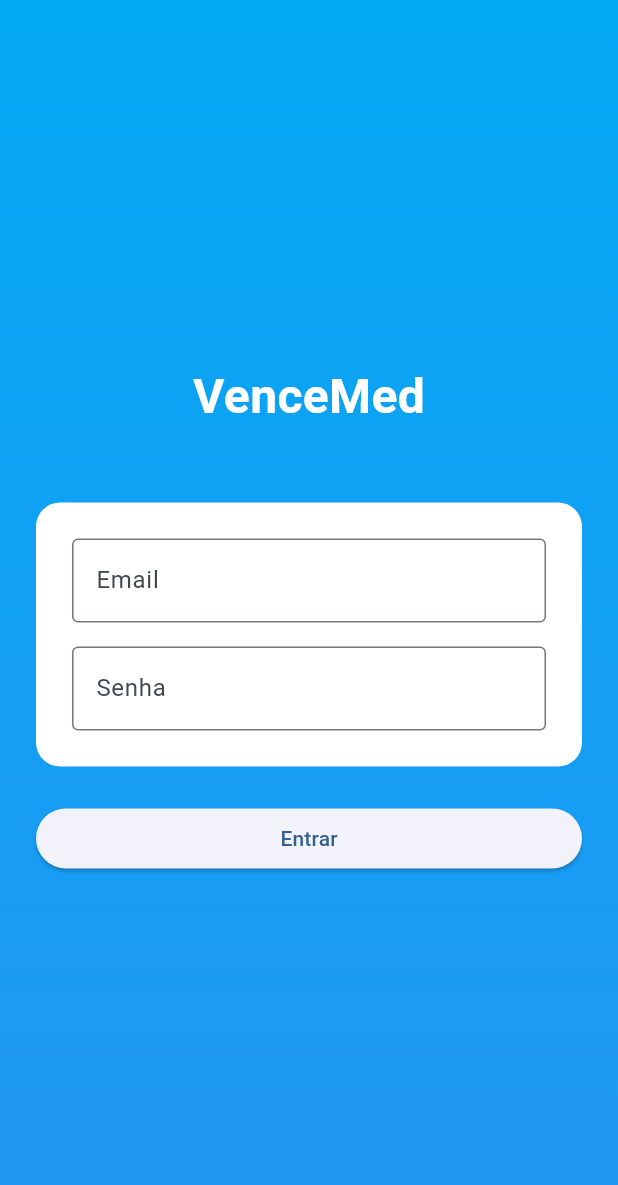
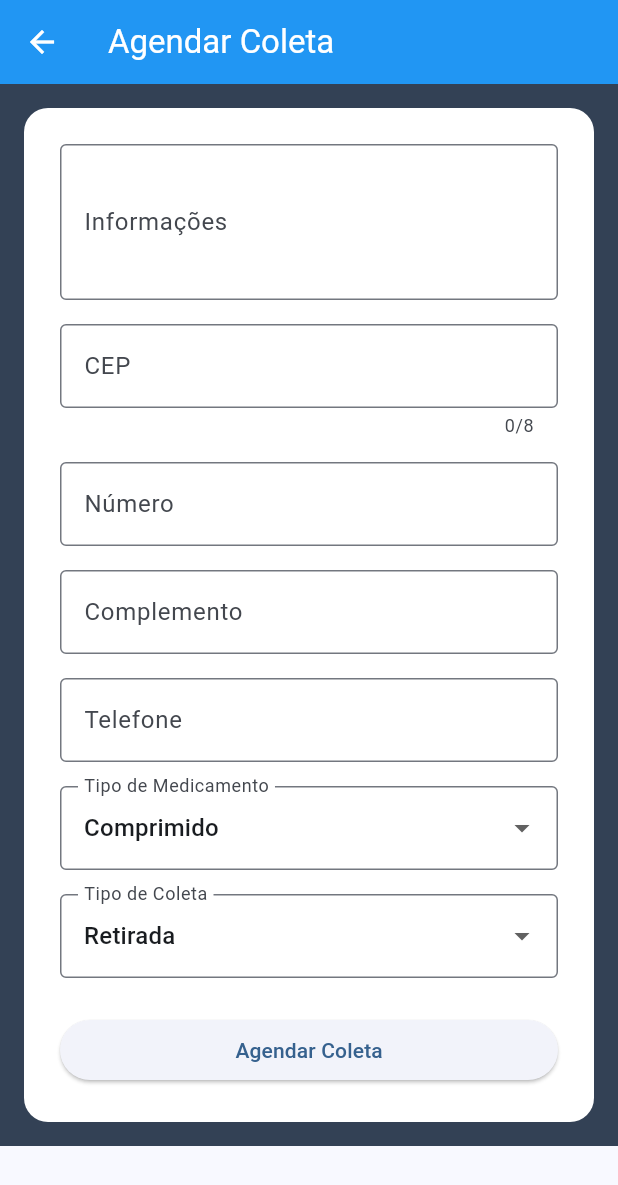
Before and after one commit to MarcosVed/VencemedMobile, a Flutter app: the screen it shows after launch, after a tap on "Entrar", on a phone screen of 412 x 824 dp. Shown: the top 1185 px of the screen. Run offline on Flutter 3.47's test engine with Material 3 defaults, Android fonts, the light colour scheme and no system bars.

Commit message:
13/08: tela de cadastro e de agendamento

```diff
--- /dev/null
+++ b/lib/agendamento_screen.dart
@@ -0,0 +1,137 @@
+import 'package:flutter/material.dart';
+
+class AgendamentoScreen extends StatefulWidget {
+  const AgendamentoScreen({super.key});
+
+  @override
+  State<AgendamentoScreen> createState() => _AgendamentoScreenState();
+}
+
+class _AgendamentoScreenState extends State<AgendamentoScreen> {
+  final _infoController = TextEditingController();
+  final _cepController = TextEditingController();
+  final _numeroController = TextEditingController();
+  final _complementoController = TextEditingController();
+  final _telefoneController = TextEditingController();
+
+  String _tipoMedicamento = 'COMPRIMIDO';
+  String _tipoColeta = 'RETIRADA';
+
+  void _agendar() {
+    print('Info: ${_infoController.text}');
+    print('CEP: ${_cepController.text}');
+    print('Número: ${_numeroController.text}');
+    print('Complemento: ${_complementoController.text}');
+    print('Telefone: ${_telefoneController.text}');
+    print('Tipo Medicamento: $_tipoMedicamento');
+    print('Tipo Coleta: $_tipoColeta');
+  }
+
+  @override
+  Widget build(BuildContext context) {
+    return Scaffold(
+      appBar: AppBar(
+        title: const Text('Agendar Coleta'),
+        backgroundColor: Colors.blue,
+        foregroundColor: Colors.white,
+      ),
+      body: Container(
+        decoration: const BoxDecoration(
+          color: Color(0xFF334155),
+        ),
+        child: Padding(
+          padding: const EdgeInsets.all(16.0),
+          child: Container(
+            padding: const EdgeInsets.all(24.0),
+            decoration: BoxDecoration(
+              color: Colors.white,
+              borderRadius: BorderRadius.circular(16),
+            ),
+            child: SingleChildScrollView(
+              child: Column(
+                children: [
+                  TextField(
+                    controller: _infoController,
+                    decoration: const InputDecoration(
+                      labelText: 'Informações',
+                      border: OutlineInputBorder(),
+                    ),
+                    maxLines: 3,
+                  ),
+                  const SizedBox(height: 16),
+                  TextField(
+                    controller: _cepController,
+                    decoration: const InputDecoration(
+                      labelText: 'CEP',
+                      border: OutlineInputBorder(),
+                    ),
+                    maxLength: 8,
+                  ),
+                  const SizedBox(height: 16),
+                  TextField(
+                    controller: _numeroController,
+                    decoration: const InputDecoration(
+                      labelText: 'Número',
+                      border: OutlineInputBorder(),
+                    ),
+                  ),
+                  const SizedBox(height: 16),
+                  TextField(
+                    controller: _complementoController,
+                    decoration: const InputDecoration(
+                      labelText: 'Complemento',
+                      border: OutlineInputBorder(),
+                    ),
+                  ),
+                  const SizedBox(height: 16),
+                  TextField(
+                    controller: _telefoneController,
+                    decoration: const InputDecoration(
+                      labelText: 'Telefone',
+                      border: OutlineInputBorder(),
+                    ),
+                  ),
+                  const SizedBox(height: 16),
+                  DropdownButtonFormField<String>(
+                    value: _tipoMedicamento,
+                    decoration: const InputDecoration(
+                      labelText: 'Tipo de Medicamento',
+                      border: OutlineInputBorder(),
+                    ),
+                    items: const [
+                      DropdownMenuItem(value: 'COMPRIMIDO', child: Text('Comprimido')),
+                      DropdownMenuItem(value: 'SERINGA', child: Text('Seringa')),
+                      DropdownMenuItem(value: 'VARIOS', child: Text('Vários')),
+                    ],
+                    onChanged: (value) => setState(() => _tipoMedicamento = value!),
+                  ),
+                  const SizedBox(height: 16),
+                  DropdownButtonFormField<String>(
+                    value: _tipoColeta,
+                    decoration: const InputDecoration(
+                      labelText: 'Tipo de Coleta',
+                      border: OutlineInputBorder(),
+                    ),
+                    items: const [
+                      DropdownMenuItem(value: 'RETIRADA', child: Text('Retirada')),
+                      DropdownMenuItem(value: 'ENTREGA', child: Text('Entrega')),
+                    ],
+                    onChanged: (value) => setState(() => _tipoColeta = value!),
+                  ),
+                  const SizedBox(height: 24),
+                  SizedBox(
+                    width: double.infinity,
+                    child: ElevatedButton(
+                      onPressed: _agendar,
+                      child: const Text('Agendar Coleta'),
+                    ),
+                  ),
+                ],
+              ),
+            ),
+          ),
+        ),
+      ),
+    );
+  }
+}
--- a/lib/main.dart
+++ b/lib/main.dart
@@ -1,4 +1,6 @@
 import 'package:flutter/material.dart';
+import 'agendamento_screen.dart';
+import 'cadastro_screen.dart';
 
 void main() {
   runApp(const MyApp());
@@ -31,9 +33,10 @@ class _LoginScreenState extends State<LoginScreen> {
   final _passwordController = TextEditingController();
 
   void _login() {
-    // Implementar lógica de login aqui
-    print('Email: ${_emailController.text}');
-    print('Senha: ${_passwordController.text}');
+    Navigator.push(
+      context,
+      MaterialPageRoute(builder: (context) => const AgendamentoScreen()),
+    );
   }
 
   @override
@@ -41,11 +44,7 @@ class _LoginScreenState extends State<LoginScreen> {
     return Scaffold(
       body: Container(
         decoration: const BoxDecoration(
-          gradient: LinearGradient(
-            begin: Alignment.topCenter,
-            end: Alignment.bottomCenter,
-            colors: [Colors.lightBlue, Colors.blue],
-          ),
+          color: Color(0xFF334155),
         ),
         child: Padding(
           padding: const EdgeInsets.all(24.0),
@@ -96,6 +95,19 @@ class _LoginScreenState extends State<LoginScreen> {
                 child: const Text('Entrar'),
               ),
             ),
+            const SizedBox(height: 16),
+            TextButton(
+              onPressed: () {
+                Navigator.push(
+                  context,
+                  MaterialPageRoute(builder: (context) => const CadastroScreen()),
+                );
+              },
+              child: const Text(
+                'Não tem conta? Cadastre-se',
+                style: TextStyle(color: Colors.white),
+              ),
+            ),
             ],
           ),
         ),
```
Also changed, not shown: lib/cadastro_screen.dart (added, +106 -0 lines), 1 other file.
